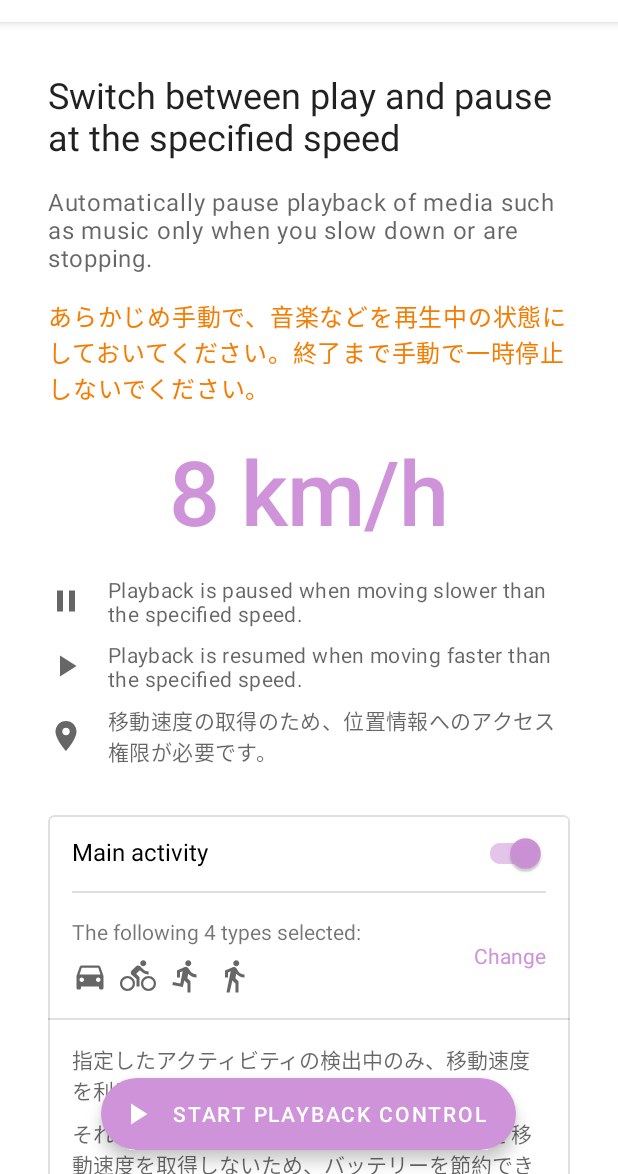
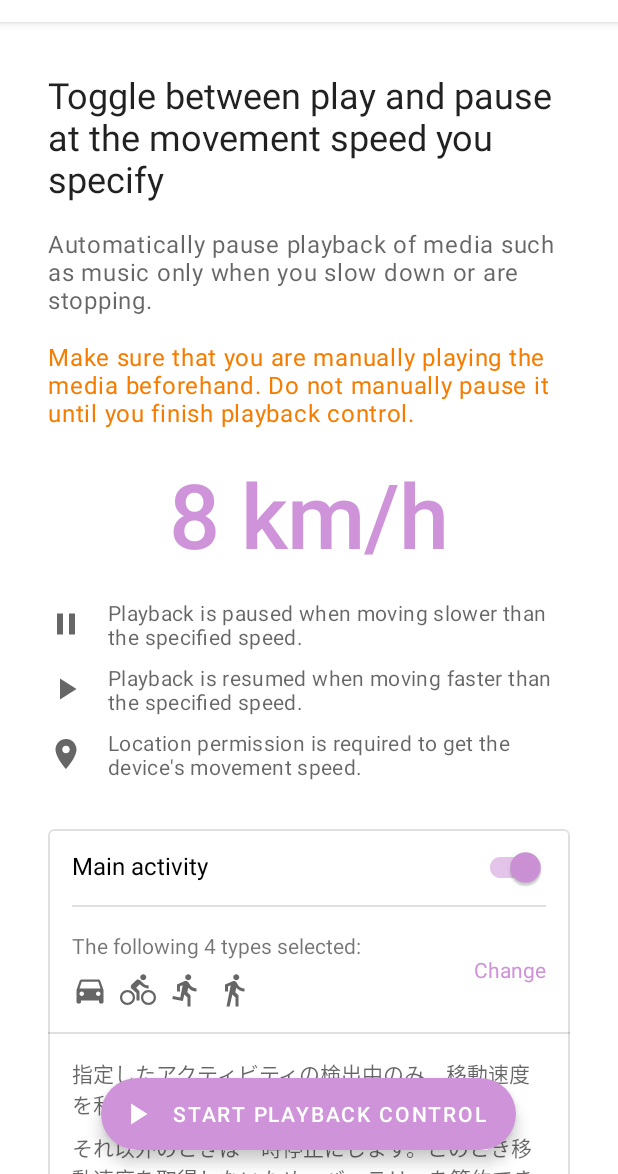
Before and after one commit to hiroto7/Brake-to-Pause, an Android app: the screen it shows after launch (MainActivity), on a phone screen of 412 x 824 dp, the part 62-1236 px from its top. Run offline under Robolectric (Android 15) with nearby library versions, the phone set to English and light mode, and no system bars; our stand-ins replace data binding; 4 statements that could not run were skipped.

Commit message:
翻訳を追加

```diff
--- a/app/build.gradle
+++ b/app/build.gradle
@@ -12,8 +12,8 @@ android {
         applicationId 'io.github.hiroto7.braketopause'
         minSdkVersion 26
         targetSdkVersion 31
-        versionCode 4
-        versionName "1.1.1"
+        versionCode 5
+        versionName "1.1.2"
 
         testInstrumentationRunner "androidx.test.runner.AndroidJUnitRunner"
     }
--- a/app/src/main/java/io/github/hiroto7/braketopause/PlaybackControlService.java
+++ b/app/src/main/java/io/github/hiroto7/braketopause/PlaybackControlService.java
@@ -317,7 +317,7 @@ public class PlaybackControlService extends Service implements AudioManager.OnAu
                 .setContentIntent(mainPendingIntent)
                 .setColorized(true)
                 .setColor(Color.GRAY)
-                .addAction(R.drawable.ic_baseline_stop_24, getString(R.string.exit_playback_control), stopPendingIntent);
+                .addAction(R.drawable.ic_baseline_stop_24, getString(R.string.finish_playback_control), stopPendingIntent);
 
         controllingPlaybackNotification = notificationBuilder
                 .setContentTitle(getString(R.string.controlling_playback_state))
--- a/app/src/main/res/layout/activity_main.xml
+++ b/app/src/main/res/layout/activity_main.xml
@@ -366,7 +366,7 @@
             android:backgroundTint="@color/mtrl_fab_bg_color_selector_primary"
             android:clickable="true"
             android:enabled="@{viewModel.isControllingPlaybackState}"
-            android:text="@string/exit_playback_control"
+            android:text="@string/finish_playback_control"
             android:textColor="@color/mtrl_fab_icon_text_color_selector_primary"
             app:icon="@drawable/ic_baseline_stop_24"
             app:iconTint="@color/mtrl_fab_icon_text_color_selector_primary"
--- a/app/src/main/res/values/strings.xml
+++ b/app/src/main/res/values/strings.xml
@@ -4,13 +4,13 @@
     <string name="permission_denied">Permission denied</string>
 
     <string name="start_playback_control">Start playback control</string>
-    <string name="exit_playback_control">Exit playback control</string>
+    <string name="finish_playback_control">Finish playback control</string>
 
     <string name="playback_control">Playback control</string>
     <string name="controlling_playback_state">Controlling the playback state</string>
     <string name="paused_media">Playback is paused</string>
 
-    <string name="automatic_exit">Automatic exit of media control</string>
+    <string name="automatic_exit">Automatic exit of playback control</string>
     <string name="playback_control_automatically_ended">Playback control has ended automatically</string>
     <string name="time_has_passed_with_media_paused">30 minutes have passed since playback was paused</string>
 
@@ -36,12 +36,12 @@
     <string name="location_key" translatable="false">location</string>
 
     <string name="speed_threshold_key" translatable="false">speed_threshold</string>
-    <string name="speed_threshold_title">Switch between play and pause at the specified speed</string>
+    <string name="speed_threshold_title">Toggle between play and pause at the movement speed you specify</string>
     <string name="kph">km/h</string>
     <string name="n_kph">%d km/h</string>
-    <string name="location_permission_required">移動速度の取得のため、位置情報へのアクセス権限が必要です。</string>
     <string name="pause_at_low_speed">Playback is paused when moving slower than the specified speed.</string>
     <string name="play_at_high_speed">Playback is resumed when moving faster than the specified speed.</string>
     <string name="speed_summary">Automatically pause playback of media such as music only when you slow down or are stopping.</string>
-    <string name="notice">あらかじめ手動で、音楽などを再生中の状態にしておいてください。終了まで手動で一時停止しないでください。</string>
+    <string name="notice">Make sure that you are manually playing the media beforehand. Do not manually pause it until you finish playback control.</string>
+    <string name="location_permission_required">Location permission is required to get the device\'s movement speed.</string>
 </resources>
```
Also changed, not shown: 1 other file.
